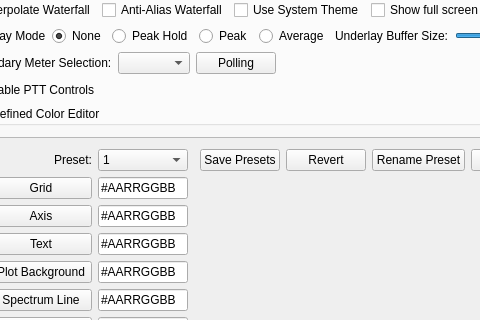
adecarolis/wfweb, file wfmain.ui: the form before one commit; both pictures show x 237 to 717 and y 95 to 415 of the 1032 by 569 pixel window.
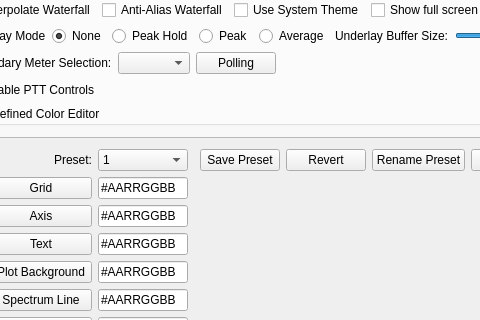
The form after the commit. Custom widgets are drawn as their Qt base class.

Commit message: Clarified what some controls do in the UI related to color and underlay.

What changed in the file:
```diff
--- a/wfmain.ui
+++ b/wfmain.ui
@@ -3095,7 +3095,7 @@
                     <property name="geometry">
                      <rect>
                       <x>0</x>
-                      <y>-409</y>
+                      <y>0</y>
                       <width>767</width>
                       <height>612</height>
                      </rect>
@@ -3482,7 +3482,7 @@
                      <item row="1" column="4">
                       <widget class="QPushButton" name="colorSavePresetBtn">
                        <property name="text">
-                        <string>Save Presets</string>
+                        <string>Save Preset</string>
                        </property>
                       </widget>
                      </item>
```
Left out of the diff: 33 changed lines with no effect on the pictures.
